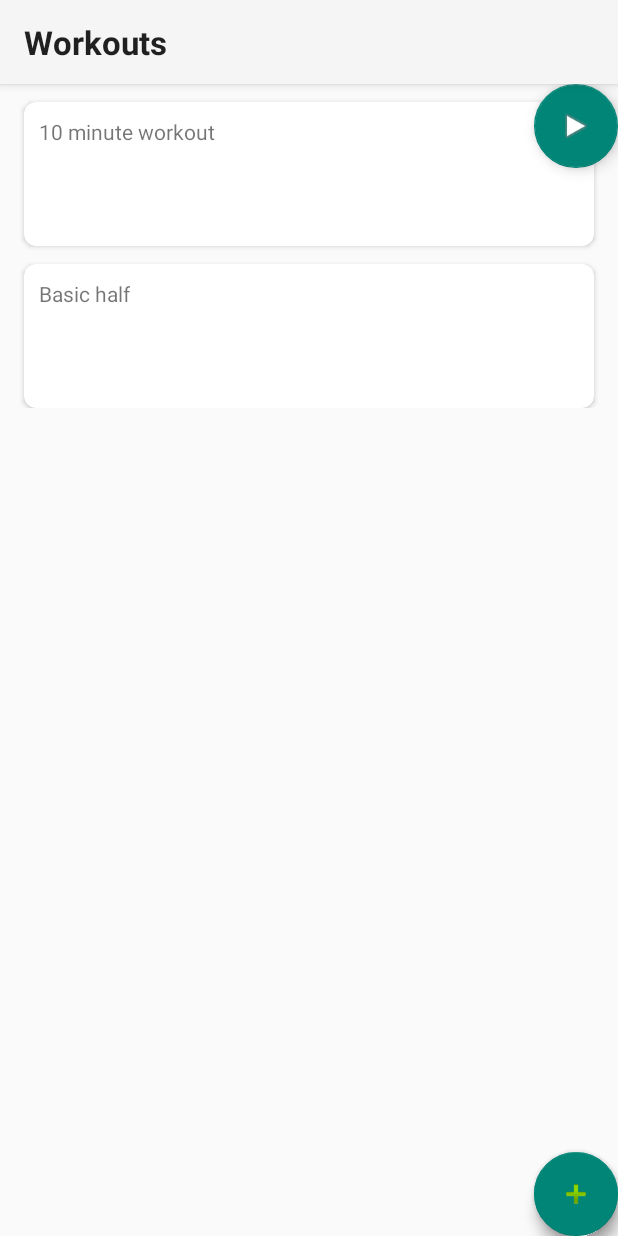
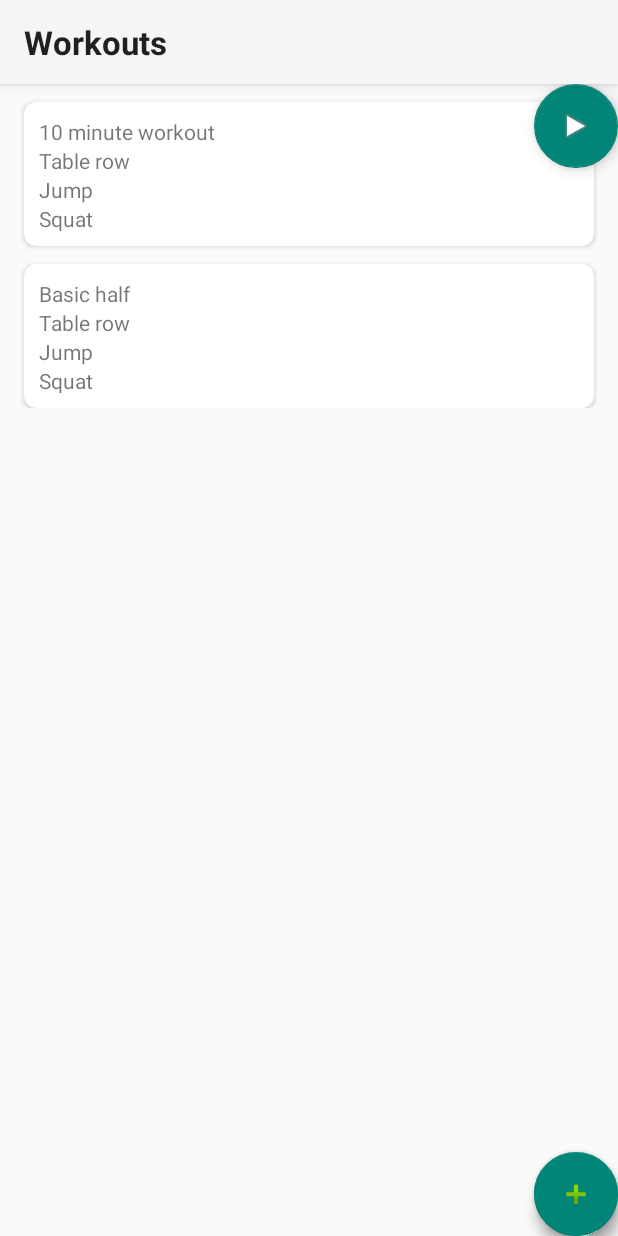
Before and after one commit to SarahCooperDev/FxxkItExercise, an Android app: the screen it shows after launch (MainActivity), on a phone screen of 412 x 824 dp. Run offline under Robolectric (Android 15) with nearby library versions, the phone set to English and light mode, and no system bars.

Commit message:
created basic expandable recycler for workout

```diff
--- a/app/src/main/java/com/example/fxxkit/Fragment/WorkoutListFragment.kt
+++ b/app/src/main/java/com/example/fxxkit/Fragment/WorkoutListFragment.kt
@@ -22,6 +22,7 @@ class WorkoutListFragment : Fragment() {
     private var layoutManager: RecyclerView.LayoutManager? = null
     private var workoutListAdapter: RecyclerView.Adapter<WorkoutListAdapter.WorkoutListViewHolder>? = null
     private lateinit var workoutList: ArrayList<WorkoutViewModel>
+    private var expandedSize = ArrayList<Int>()
 
     override fun onCreate(savedInstanceState: Bundle?) {
         super.onCreate(savedInstanceState)
@@ -57,6 +58,13 @@ class WorkoutListFragment : Fragment() {
         }
     }
 
+    private fun setCellSize(){
+        expandedSize = ArrayList()
+        for(i in 0 until workoutList.size){
+            expandedSize.add(0)
+        }
+    }
+
     override fun onViewCreated(view: View, savedInstanceState: Bundle?) {
         super.onViewCreated(view, savedInstanceState)
     }
--- a/app/src/main/java/com/example/fxxkit/ViewHolder/WorkoutListViewHolder.kt
+++ b/app/src/main/java/com/example/fxxkit/ViewHolder/WorkoutListViewHolder.kt
@@ -3,15 +3,34 @@ package com.example.fxxkit.ViewHolder
 import android.view.LayoutInflater
 import android.view.View
 import android.view.ViewGroup
+import android.widget.ListView
+import android.widget.TableLayout
+import android.widget.TableRow
 import android.widget.TextView
+import androidx.cardview.widget.CardView
 import androidx.recyclerview.widget.RecyclerView
+import com.example.fxxkit.DataClass.Exercise
+import com.example.fxxkit.DataClass.WorkoutListData
 import com.example.fxxkit.R
 import com.example.fxxkit.ViewModel.ExerciseViewModel
 import com.example.fxxkit.ViewModel.WorkoutViewModel
 
 class WorkoutListAdapter(private val eList: List<WorkoutViewModel>) :   RecyclerView.Adapter<WorkoutListAdapter.WorkoutListViewHolder>(){
+    private var expandedSize = ArrayList<Int>()
+    private var workList = eList
+
+    private var dummyData = ArrayList<String>()
 
     override fun onCreateViewHolder(parent: ViewGroup, viewType: Int): WorkoutListViewHolder {
+        setCellSize()
+        dummyData.add("Jump")
+        dummyData.add("Squat")
+        dummyData.add("Push")
+        dummyData.add("Wriggle")
+        dummyData.add("Writh")
+        dummyData.add("Lay down")
+        dummyData.add("Sleep")
+
         val viewLayout = LayoutInflater.from(parent.context).inflate(
             R.layout.workout_row_item, parent, false)
         return WorkoutListViewHolder(viewLayout)
@@ -19,7 +38,41 @@ class WorkoutListAdapter(private val eList: List<WorkoutViewModel>) :   Recycler
 
     override fun onBindViewHolder(holder: WorkoutListViewHolder, position: Int) {
         val currentWorkout = eList[position]
-        holder.name.text = currentWorkout.name
+        holder.workout_name.text = currentWorkout.name
+
+        var table = holder.exercise_tbl
+
+        for(ex in dummyData){
+            val context = holder.exercise_tbl.context
+            var row: TableRow = TableRow(context)
+            var txtView: TextView = TextView(context)
+
+            txtView.setText(ex)
+            row.addView(txtView)
+            table.addView(row)
+        }
+
+        holder.workout_row.setOnClickListener{
+            if(holder.exercise_tbl.visibility == View.VISIBLE){
+                holder.exercise_tbl.visibility = View.GONE
+                holder.workout_row.layoutParams.height = (holder.workout_row.height - 500)
+            } else if(holder.exercise_tbl.visibility == View.GONE){
+                holder.exercise_tbl.visibility = View.VISIBLE
+                holder.workout_row.layoutParams.height = (holder.workout_row.height + 500)
+            }
+        }
+
+
+
+        /***holder.workout_name.setOnClickListener{ view ->
+            if(expandedSize[position] == 0){
+                holder.exercise_name.layoutParams.height = 30
+                expandedSize[position] = holder.exercise_name.layoutParams.height
+            } else {
+                holder.exercise_name.layoutParams.height = 0
+                expandedSize[position] = holder.exercise_name.layoutParams.height
+            }
+        }***/
     }
 
     override fun getItemCount(): Int {
@@ -27,6 +80,15 @@ class WorkoutListAdapter(private val eList: List<WorkoutViewModel>) :   Recycler
     }
 
     class WorkoutListViewHolder(itemView: View) : RecyclerView.ViewHolder(itemView) {
-        val name: TextView = itemView.findViewById(R.id.workout_name)
+        val workout_name: TextView = itemView.findViewById(R.id.workout_name_txt)
+        val workout_row: CardView = itemView.findViewById(R.id.workout_row_item)
+        val exercise_tbl: TableLayout = itemView.findViewById(R.id.exercise_tbl)
+    }
+
+    fun setCellSize(){
+        expandedSize = ArrayList()
+        for(i in 0 until workList.size){
+            expandedSize.add(0)
+        }
     }
 }
--- a/app/src/main/res/layout/workout_row_item.xml
+++ b/app/src/main/res/layout/workout_row_item.xml
@@ -16,16 +16,28 @@
         android:layout_width="match_parent"
         android:layout_height="wrap_content" >
 
-        <LinearLayout
+        <TableLayout
             android:layout_width="match_parent"
             android:layout_height="wrap_content">
-
-            <TextView
-                android:id="@+id/workout_name"
-                android:layout_width="wrap_content"
-                android:layout_height="wrap_content"
-                android:text="Test"/>
-
-        </LinearLayout>
+            <TableRow>
+                <TextView
+                    android:id="@+id/workout_name_txt"
+                    android:layout_width="wrap_content"
+                    android:layout_height="wrap_content"
+                    android:text="Test"/>
+            </TableRow>
+            <TableRow>
+                <TableLayout
+                    android:id="@+id/exercise_tbl"
+                    android:layout_width="match_parent"
+                    android:layout_height="wrap_content">
+                    <TableRow>
+                        <TextView
+                            android:id="@+id/text_txt"
+                            android:text="Table row"/>
+                    </TableRow>
+                </TableLayout>
+            </TableRow>
+        </TableLayout>
     </RelativeLayout>
 </androidx.cardview.widget.CardView>
```
